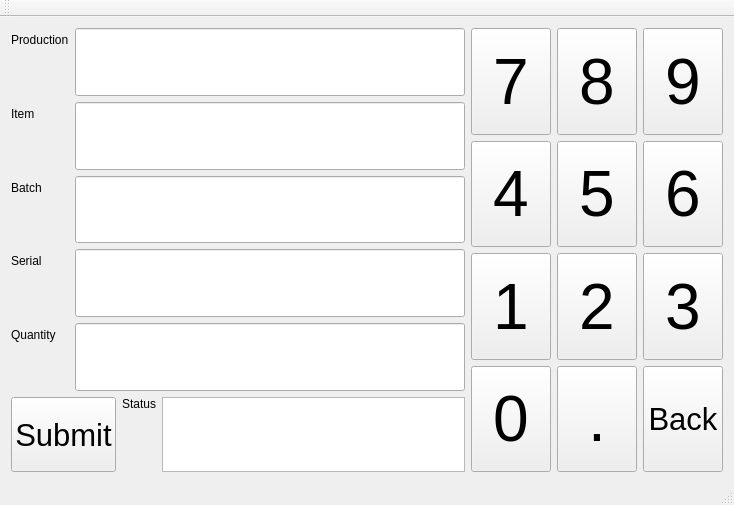
This is mainwindow.ui in dzoka/PickingList as Qt 5 draws it before an edit. The edited form follows.
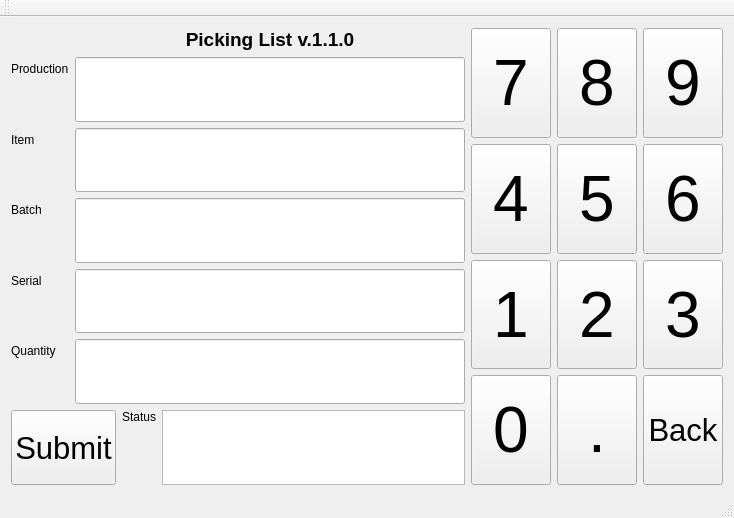
This is the edited form.

```diff
--- a/mainwindow.ui
+++ b/mainwindow.ui
@@ -7,7 +7,7 @@
     <x>0</x>
     <y>0</y>
     <width>734</width>
-    <height>505</height>
+    <height>518</height>
    </rect>
   </property>
   <property name="windowTitle">
@@ -21,7 +21,7 @@
        <layout class="QVBoxLayout" name="verticalLayout">
         <item>
          <layout class="QFormLayout" name="formLayout">
-          <item row="0" column="0">
+          <item row="1" column="0">
            <widget class="QLabel" name="labelProduction">
             <property name="text">
              <string>Production</string>
@@ -31,7 +31,7 @@
             </property>
            </widget>
           </item>
-          <item row="0" column="1">
+          <item row="1" column="1">
            <widget class="QLineEdit" name="lineEditProduction">
             <property name="sizePolicy">
              <sizepolicy hsizetype="Expanding" vsizetype="Expanding">
@@ -52,7 +52,7 @@
             </property>
            </widget>
           </item>
-          <item row="1" column="0">
+          <item row="2" column="0">
            <widget class="QLabel" name="labelItem">
             <property name="text">
              <string>Item</string>
@@ -62,7 +62,7 @@
             </property>
            </widget>
           </item>
-          <item row="1" column="1">
+          <item row="2" column="1">
            <widget class="QLineEdit" name="lineEditItem">
             <property name="sizePolicy">
              <sizepolicy hsizetype="Expanding" vsizetype="Expanding">
@@ -83,7 +83,7 @@
             </property>
            </widget>
           </item>
-          <item row="2" column="0">
+          <item row="3" column="0">
            <widget class="QLabel" name="labelBatch">
             <property name="text">
              <string>Batch</string>
@@ -93,7 +93,7 @@
             </property>
            </widget>
           </item>
-          <item row="2" column="1">
+          <item row="3" column="1">
            <widget class="QLineEdit" name="lineEditBatch">
             <property name="sizePolicy">
              <sizepolicy hsizetype="Expanding" vsizetype="Expanding">
@@ -114,7 +114,7 @@
             </property>
            </widget>
           </item>
-          <item row="3" column="0">
+          <item row="4" column="0">
            <widget class="QLabel" name="labelSerial">
             <property name="text">
              <string>Serial</string>
@@ -124,7 +124,7 @@
             </property>
            </widget>
           </item>
-          <item row="3" column="1">
+          <item row="4" column="1">
            <widget class="QLineEdit" name="lineEditSerial">
             <property name="sizePolicy">
              <sizepolicy hsizetype="Expanding" vsizetype="Expanding">
@@ -145,7 +145,7 @@
             </property>
            </widget>
           </item>
-          <item row="4" column="0">
+          <item row="5" column="0">
            <widget class="QLabel" name="labelQuantity">
             <property name="text">
              <string>Quantity</string>
@@ -155,7 +155,7 @@
             </property>
            </widget>
           </item>
-          <item row="4" column="1">
+          <item row="5" column="1">
            <widget class="QLineEdit" name="lineEditQuantity">
             <property name="sizePolicy">
              <sizepolicy hsizetype="Expanding" vsizetype="Expanding">
@@ -173,6 +173,23 @@
             </property>
            </widget>
           </item>
+          <item row="0" column="1">
+           <widget class="QLabel" name="label">
+            <property name="font">
+             <font>
+              <pointsize>14</pointsize>
+              <weight>75</weight>
+              <bold>true</bold>
+             </font>
+            </property>
+            <property name="text">
+             <string>Picking List v.1.1.0</string>
+            </property>
+            <property name="alignment">
+             <set>Qt::AlignCenter</set>
+            </property>
+           </widget>
+          </item>
          </layout>
         </item>
         <item>
```
